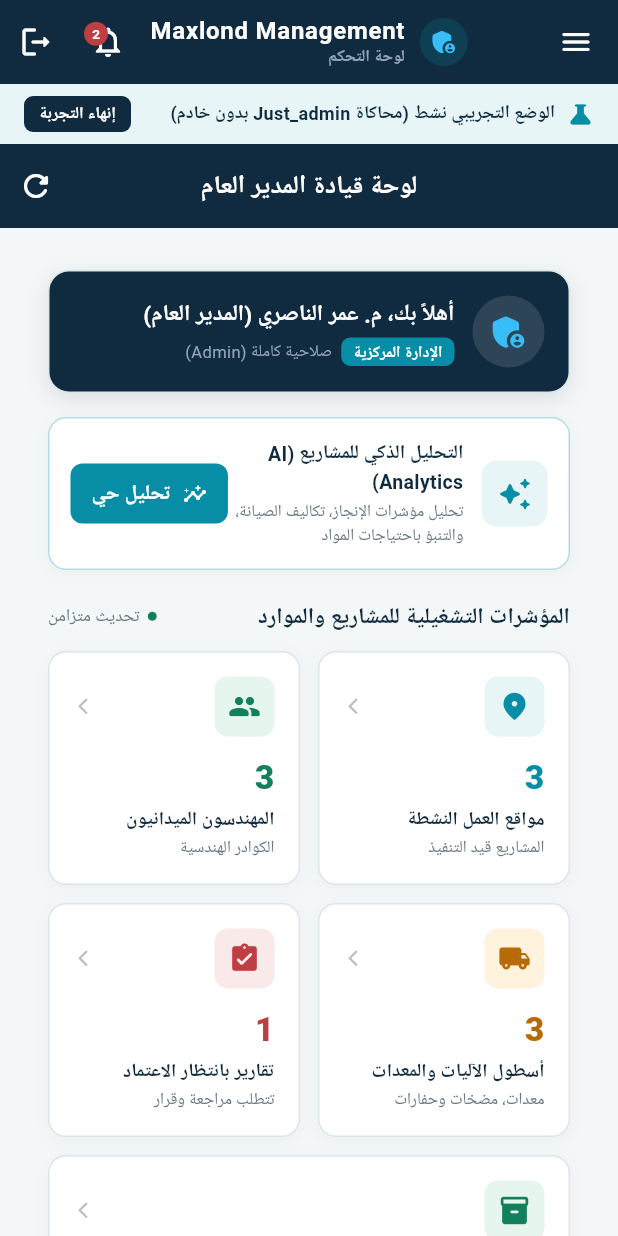
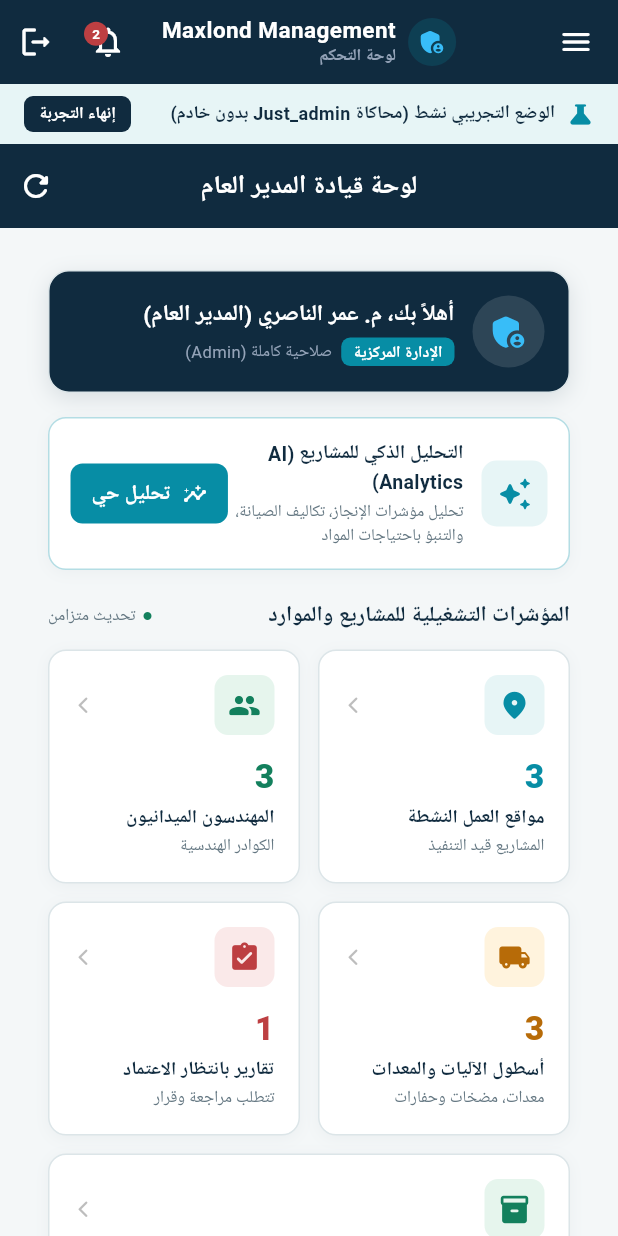
Before and after one commit to Ah95ed/masar, a Flutter app: the screen it shows after launch, after a tap on "تسجيل الدخول", after a tap on "دخول تجريبي (Demo)", on a phone screen of 412 x 824 dp. Run offline on Flutter 3.47's test engine with Material 3 defaults, Android fonts, the phone set to English and light mode, and no system bars; our stand-ins replace flutter_secure_storage, google_fonts; accounts and stored records are empty; network calls fail; Roboto replaces fonts that are missing (Cairo).

Commit message:
fix(ui): resolve layout overflows in Dashboard KPI header and ManagementScaffold AppBar

```diff
--- a/lib/views/dashboard/dashboard_screen.dart
+++ b/lib/views/dashboard/dashboard_screen.dart
@@ -365,25 +365,34 @@ class _DashboardScreenState extends State<DashboardScreen> {
     );
   }
 
-  Widget _buildKpiHeader() {
-    return const Row(
+    Widget _buildKpiHeader() {
+    return Row(
       mainAxisAlignment: MainAxisAlignment.spaceBetween,
       children: [
-        Text(
-          'المؤشرات التشغيلية للمشاريع والموارد',
-          style: TextStyle(
-            fontSize: 15,
-            fontWeight: FontWeight.bold,
-            color: AppTheme.ink,
+        const Expanded(
+          child: Text(
+            'المؤشرات التشغيلية للمشاريع والموارد',
+            style: TextStyle(
+              fontSize: 14.5,
+              fontWeight: FontWeight.bold,
+              color: AppTheme.ink,
+            ),
+            overflow: TextOverflow.ellipsis,
+            maxLines: 1,
           ),
         ),
+        const SizedBox(width: 8),
         Row(
-          children: [
-            Icon(Icons.fiber_manual_record, size: 9, color: AppTheme.green),
+          mainAxisSize: MainAxisSize.min,
+          children: const [
+            Icon(Icons.fiber_manual_record, size: 8, color: AppTheme.green),
             SizedBox(width: 4),
             Text(
               'تحديث متزامن',
-              style: TextStyle(fontSize: 11.5, color: AppTheme.muted),
+              style: TextStyle(
+                fontSize: 11,
+                color: AppTheme.textSecondary,
+              ),
             ),
           ],
         ),
--- a/lib/views/home/management_scaffold.dart
+++ b/lib/views/home/management_scaffold.dart
@@ -136,19 +136,22 @@ class _ManagementScaffoldState extends State<ManagementScaffold> {
                 color: Color(0xFF38BDF8),
               ),
             ),
-            const SizedBox(width: 10),
-            Column(
+            const SizedBox(width: 8),
+            Flexible(
+              child: Column(
                 crossAxisAlignment: CrossAxisAlignment.start,
                 mainAxisSize: MainAxisSize.min,
                 children: [
                   const Text(
                     AppConstants.appName,
                     style: TextStyle(
-                    fontSize: 16,
+                      fontSize: 15,
                       fontWeight: FontWeight.bold,
-                    letterSpacing: 0.5,
+                      letterSpacing: 0.3,
                       color: Colors.white,
                     ),
+                    overflow: TextOverflow.ellipsis,
+                    maxLines: 1,
                   ),
                   Text(
                     pageTitles[_currentIndex],
@@ -156,8 +159,11 @@ class _ManagementScaffoldState extends State<ManagementScaffold> {
                       fontSize: 11,
                       color: Color(0xFF94A3B8),
                     ),
+                    overflow: TextOverflow.ellipsis,
+                    maxLines: 1,
                   ),
                 ],
+              ),
             ),
           ],
         ),
```
Also changed, not shown: lib/main.dart (indentation only). Lines whose indentation alone changed are shown as unchanged.
